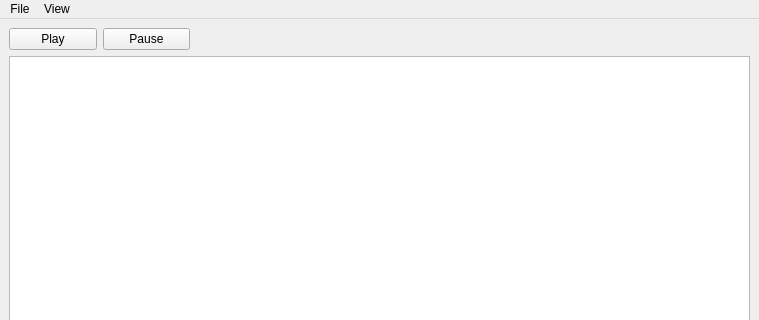
Before: the Qt Designer form mainwindow.ui in Ian2123/CS305-MusicPlayer, drawn with Qt 5; both pictures show x 0 to 759 and y 0 to 320 of the 759 by 624 pixel window.
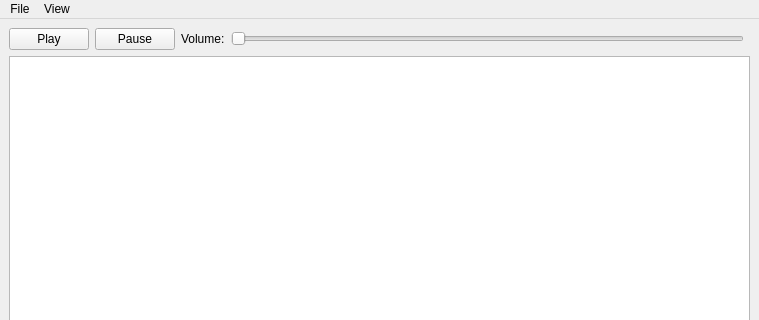
After: the same form once the commit is applied. Icons and pictures are not drawn.

The edit to the form file:
```diff
--- a/mainwindow.ui
+++ b/mainwindow.ui
@@ -48,6 +48,23 @@
       </item>
      </layout>
     </item>
+    <item row="1" column="0" colspan="4">
+     <widget class="QListWidget" name="tracklistWidget"/>
+    </item>
+    <item row="0" column="2">
+     <widget class="QSlider" name="horizontalSlider">
+      <property name="orientation">
+       <enum>Qt::Horizontal</enum>
+      </property>
+     </widget>
+    </item>
+    <item row="0" column="1">
+     <widget class="QLabel" name="label">
+      <property name="text">
+       <string>Volume:</string>
+      </property>
+     </widget>
+    </item>
    </layout>
   </widget>
   <widget class="QMenuBar" name="menubar">
```
Left out of the diff: 3 changed lines with no effect on the pictures.
